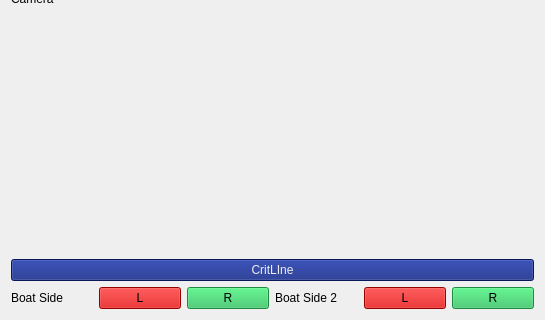
Before: the Qt Designer form src/rviz_plugin/ui/camera_resp.ui in azidanit/yolo_asv_ros_autonomous_control, drawn with Qt 5; both pictures show x 0 to 545 and y 267 to 587 of the 545 by 587 pixel window.
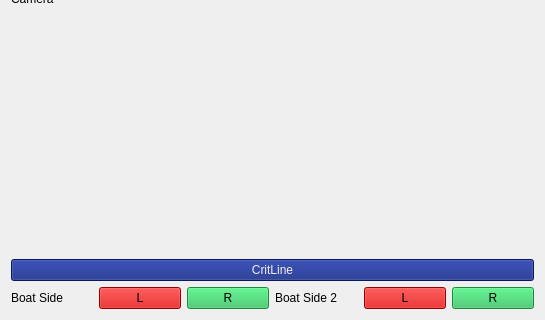
After: the same form once the commit is applied. Custom widgets are drawn as their Qt base class.

The edit to the form file:
```diff
--- a/src/rviz_plugin/ui/camera_resp.ui
+++ b/src/rviz_plugin/ui/camera_resp.ui
@@ -40,7 +40,7 @@
 }</string>
          </property>
          <property name="text">
-          <string>CritLIne</string>
+          <string>CritLine</string>
          </property>
         </widget>
        </item>
```
